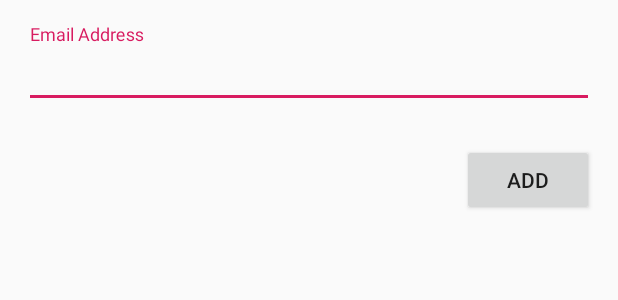
After one commit to kid-kurashi/firebasechat, an Android app: the layout add_contact_layout.xml on its own in the app's theme, with its tools: preview values and no code run, on a phone screen of 412 x 824 dp. The commit adds this screen. Shown: the top 300 px of the screen. Run offline under Robolectric (Android 15) with nearby library versions, the phone set to English and light mode, and no system bars.

Commit message:
Сделал диалог добавления пользователя

```diff
--- a/app/build.gradle
+++ b/app/build.gradle
@@ -11,7 +11,7 @@ android {
     defaultConfig {
         vectorDrawables.useSupportLibrary = true
         applicationId "com.example.firebasechat"
-        minSdkVersion 17
+        minSdkVersion 19
         targetSdkVersion 28
         versionCode 1
         versionName "1.0"
@@ -51,7 +51,6 @@ dependencies {
     implementation 'com.google.android.gms:play-services-auth:16.0.1'
 
 
-
     implementation 'com.android.support:recyclerview-v7:28.0.0'
     implementation 'com.android.support:cardview-v7:28.0.0'
 
--- a/app/src/main/AndroidManifest.xml
+++ b/app/src/main/AndroidManifest.xml
@@ -14,10 +14,11 @@
         android:supportsRtl="true"
         android:theme="@style/AppTheme"
         tools:ignore="GoogleAppIndexingWarning">
+        <activity android:name=".presentation.MainActivity"></activity>
         <activity
             android:name=".presentation.contacts.ContactsActivity"
             android:label="@string/title_activity_chatlist"
-            android:theme="@style/AppTheme.NoActionBar"></activity>
+            android:theme="@style/AppTheme.NoActionBar" />
         <activity android:name=".ChatActivity" />
         <activity android:name=".presentation.LoginActivity">
             <intent-filter>
--- a/app/src/main/java/com/example/firebasechat/presentation/LoginActivity.java
+++ b/app/src/main/java/com/example/firebasechat/presentation/LoginActivity.java
@@ -97,6 +97,7 @@ public class LoginActivity extends AppCompatActivity {
                 GoogleSignInAccount account = task.getResult(ApiException.class);
                 firebaseAuthWithGoogle(account);
             } catch (ApiException e) {
+                Toast.makeText(this, "Google sign in failed", Toast.LENGTH_LONG).show();
                 Log.e(TAG, "Google sign in failed", e);
             }
         }
@@ -109,9 +110,11 @@ public class LoginActivity extends AppCompatActivity {
         mAuth.signInWithCredential(credential)
                 .addOnCompleteListener(this, task -> {
                     if (task.isSuccessful()) {
+                        Toast.makeText(this, "Success", Toast.LENGTH_LONG).show();
                         Log.e(TAG, "signInWithCredential: SUCCESS");
                         goNext();
                     } else {
+                        Toast.makeText(this, "Sign in with Credential failed", Toast.LENGTH_LONG).show();
                         Log.e(TAG, "signInWithCredential: FAIL");
                     }
                 });
--- /dev/null
+++ b/app/src/main/res/drawable/dot_selector.xml
@@ -0,0 +1,5 @@
+<?xml version="1.0" encoding="utf-8"?>
+<selector xmlns:android="http://schemas.android.com/apk/res/android">
+    <item android:drawable="@drawable/selected_dot" android:state_selected="true" />
+    <item android:drawable="@drawable/default_dot" />
+</selector>
--- a/app/src/main/res/layout/activity_contacts.xml
+++ b/app/src/main/res/layout/activity_contacts.xml
@@ -61,8 +61,8 @@
                 android:layout_height="wrap_content"
                 android:layout_gravity="bottom|end"
                 android:layout_margin="@dimen/fab_margin"
-                android:onClickListener="@{clickListener}"
-                app:srcCompat="@drawable/add" />
+                app:srcCompat="@drawable/add"
+                android:onClick="onClick"/>
 
         </android.support.design.widget.CoordinatorLayout>
     </android.support.constraint.ConstraintLayout>
--- /dev/null
+++ b/app/src/main/res/layout/add_contact_layout.xml
@@ -0,0 +1,35 @@
+<?xml version="1.0" encoding="utf-8"?>
+<android.support.constraint.ConstraintLayout xmlns:android="http://schemas.android.com/apk/res/android"
+    xmlns:app="http://schemas.android.com/apk/res-auto"
+    xmlns:tools="http://schemas.android.com/tools"
+    android:layout_width="match_parent"
+    android:layout_height="160dp">
+
+    <android.support.design.widget.TextInputLayout
+        android:id="@+id/add_contact_layout"
+        android:layout_width="match_parent"
+        android:layout_height="wrap_content"
+        android:layout_marginStart="16dp"
+        android:layout_marginTop="16dp"
+        android:layout_marginEnd="16dp"
+        android:hint="@string/email_address"
+        app:layout_constraintEnd_toEndOf="parent"
+        app:layout_constraintStart_toStartOf="parent"
+        app:layout_constraintTop_toTopOf="parent">
+
+        <android.support.design.widget.TextInputEditText
+            android:id="@+id/add_contact_edit_text"
+            android:layout_width="match_parent"
+            android:layout_height="wrap_content" />
+    </android.support.design.widget.TextInputLayout>
+
+    <Button
+        android:id="@+id/add_contact_button"
+        android:layout_width="wrap_content"
+        android:layout_height="wrap_content"
+        android:layout_marginEnd="16dp"
+        android:layout_marginBottom="16dp"
+        android:text="@string/add"
+        app:layout_constraintBottom_toBottomOf="parent"
+        app:layout_constraintEnd_toEndOf="parent" />
+</android.support.constraint.ConstraintLayout>
--- /dev/null
+++ b/app/src/main/res/layout/fragment_chats.xml
@@ -0,0 +1,5 @@
+<?xml version="1.0" encoding="utf-8"?>
+<FrameLayout xmlns:android="http://schemas.android.com/apk/res/android"
+    android:layout_width="match_parent" android:layout_height="match_parent">
+
+</FrameLayout>
--- /dev/null
+++ b/app/src/main/res/layout/fragment_contacts.xml
@@ -0,0 +1,6 @@
+<?xml version="1.0" encoding="utf-8"?>
+<android.support.constraint.ConstraintLayout
+    xmlns:android="http://schemas.android.com/apk/res/android" android:layout_width="match_parent"
+    android:layout_height="match_parent">
+
+</android.support.constraint.ConstraintLayout>
--- a/app/src/main/res/values/strings.xml
+++ b/app/src/main/res/values/strings.xml
@@ -2,4 +2,9 @@
     <string name="app_name">FirebaseChat</string>
     <string name="title_activity_chatlist">ChatlistActivity</string>
     <string name="client_id">568113650390-7qg0hp82tn9f4f9i2ed8lsn62qgu94qj.apps.googleusercontent.com</string>
+    <string name="add">Add</string>
+    <string name="email_address">Email Address</string>
+    <string name="user_found">User found</string>
+    <string name="user_not_found">User not found</string>
+    <string name="channel_id">58205837</string>
 </resources>
```
Also changed, not shown: app/src/main/java/com/example/firebasechat/firestore_constants/Users.java (added, +12 -0 lines), app/src/main/java/com/example/firebasechat/presentation/MainActivity.java (added, +120 -0 lines), app/src/main/java/com/example/firebasechat/presentation/contacts/AddContactDialog.java (added, +152 -0 lines), app/src/main/java/com/example/firebasechat/presentation/contacts/ContactsActivity.java (+14 -8 lines), app/src/main/java/com/example/firebasechat/presentation/contacts/ContactsViewModel.java (+25 -8 lines), app/src/main/res/drawable/default_dot.xml (added, +12 -0 lines), app/src/main/res/drawable/selected_dot.xml (added, +12 -0 lines), app/src/main/res/layout/activity_main.xml (added, +36 -0 lines), app/src/main/res/values/styles.xml (+6 -1 lines).
